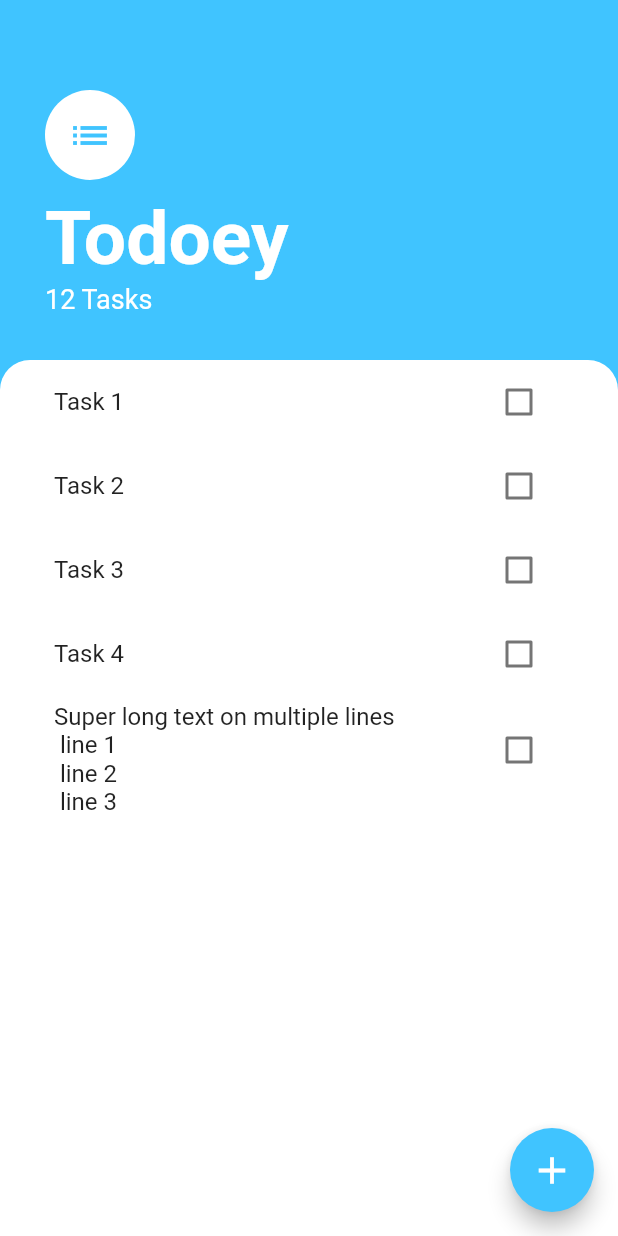
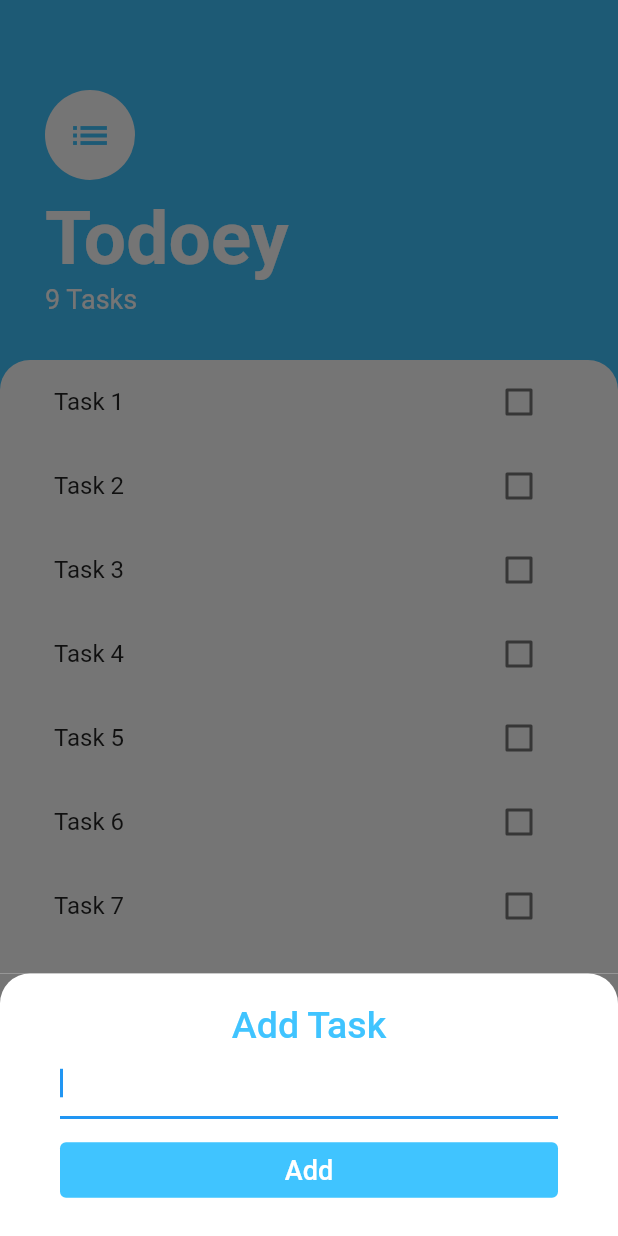
Before and after one commit to Flutter-Refs/todoey, a Flutter app: the screen it shows after launch, after a tap on the "add" icon, on a phone screen of 412 x 824 dp. Run offline on Flutter 3.47's test engine with Material 2 defaults, Android fonts, the phone set to English and light mode, and no system bars.

```diff
--- a/lib/components/task_widget.dart
+++ b/lib/components/task_widget.dart
@@ -5,10 +5,12 @@ import 'package:todoey/models/tasks.dart';
 
 class TaskWidget extends StatefulWidget {
   Task task;
+  Function completeCallback;
 
   TaskWidget({
     super.key,
     required this.task,
+    required this.completeCallback,
   });
 
   @override
@@ -34,6 +36,9 @@ class _TaskWidgetState extends State<TaskWidget> {
           setState(() {
             widget.task.completed = value as bool;
           });
+          if (widget.task.completed) {
+            widget.completeCallback.call();
+          }
         },
         value: widget.task.completed,
       ),
--- /dev/null
+++ b/lib/screens/add_task_screen.dart
@@ -0,0 +1,72 @@
+// ignore_for_file: prefer_const_constructors, must_be_immutable
+
+import 'package:flutter/material.dart';
+import 'package:todoey/models/tasks.dart';
+
+class AddTaskScreen extends StatelessWidget {
+  final Function addTaskCallback;
+
+  AddTaskScreen({super.key, required this.addTaskCallback});
+
+  Task newTask = Task(text: '');
+
+  @override
+  Widget build(BuildContext context) {
+    return Container(
+      color: const Color(0xFF757575),
+      child: Container(
+        decoration: const BoxDecoration(
+          color: Colors.white,
+          borderRadius: BorderRadius.only(
+            topLeft: Radius.circular(20),
+            topRight: Radius.circular(20),
+          ),
+        ),
+        child: Padding(
+          padding: const EdgeInsets.symmetric(horizontal: 40, vertical: 20),
+          child: Column(
+            crossAxisAlignment: CrossAxisAlignment.stretch,
+            children: <Widget>[
+              // Add task label
+              Text(
+                'Add Task',
+                textAlign: TextAlign.center,
+                style: TextStyle(
+                  color: Colors.lightBlueAccent,
+                  fontSize: 25,
+                  fontWeight: FontWeight.w500,
+                ),
+              ),
+
+              // Task text field
+              TextField(
+                autofocus: true,
+                onChanged: (value) {
+                  newTask.text = value;
+                },
+              ),
+              SizedBox(
+                height: 10,
+              ),
+
+              // Add task button
+              TextButton(
+                style: ButtonStyle(
+                  backgroundColor: MaterialStatePropertyAll<Color>(Colors.lightBlueAccent),
+                ),
+                onPressed: () {
+                  Navigator.pop(context);
+                  addTaskCallback.call(newTask);
+                },
+                child: Text(
+                  'Add',
+                  style: TextStyle(color: Colors.white, fontSize: 18),
+                ),
+              ),
+            ],
+          ),
+        ),
+      ),
+    );
+  }
+}
--- a/lib/screens/tasks_screen.dart
+++ b/lib/screens/tasks_screen.dart
@@ -2,6 +2,8 @@
 
 import 'package:flutter/material.dart';
 import 'package:todoey/components/task_widget.dart';
+import 'package:todoey/models/tasks.dart';
+import 'package:todoey/screens/add_task_screen.dart';
 import 'package:todoey/services/task_service/a_task_service.dart';
 import 'package:todoey/services/task_service/task_service.dart';
 
@@ -14,14 +16,44 @@ class TasksScreen extends StatefulWidget {
 
 class _TasksScreenState extends State<TasksScreen> {
   ATaskService taskService = TaskService();
+  late List<TaskWidget> _tasksWidgets;
+
+  @override
+  void initState() {
+    super.initState();
+    _tasksWidgets = getTasks();
+  }
 
   @override
   Widget build(BuildContext context) {
     return Scaffold(
       backgroundColor: Colors.lightBlueAccent,
+      // add new task btn
       floatingActionButton: FloatingActionButton(
         backgroundColor: Colors.lightBlueAccent,
-        onPressed: () {},
+        onPressed: () {
+          showModalBottomSheet(
+            context: context,
+            isScrollControlled: true,
+            builder: (context) => SingleChildScrollView(
+              padding: EdgeInsets.only(
+                bottom: MediaQuery.of(context).viewInsets.bottom,
+              ),
+              child: AddTaskScreen(addTaskCallback: (Task task) {
+                setState(() {
+                  _tasksWidgets.add(
+                    TaskWidget(
+                      task: task,
+                      completeCallback: (Task task) {
+                        taskService.complete(task);
+                      },
+                    ),
+                  );
+                });
+              }),
+            ),
+          );
+        },
         child: Icon(
           Icons.add,
           size: 30,
@@ -63,7 +95,7 @@ class _TasksScreenState extends State<TasksScreen> {
 
                   // Tasks count
                   Text(
-                    '12 Tasks',
+                    '${taskService.fetchAll().length} Tasks',
                     style: TextStyle(
                       color: Colors.white,
                       fontSize: 18,
@@ -85,8 +117,18 @@ class _TasksScreenState extends State<TasksScreen> {
                     topRight: Radius.circular(20),
                   ),
                 ),
-                child: ListView(
-                  children: getTasks(),
+                // List view builder
+                child: ListView.builder(
+                  itemBuilder: (context, index) {
+                    var tasks = taskService.fetchAll();
+                    return TaskWidget(
+                      task: tasks[index],
+                      completeCallback: () {
+                        taskService.complete(tasks[index]);
+                      },
+                    );
+                  },
+                  itemCount: taskService.fetchAll().length,
                 )),
           ),
         ],
@@ -97,7 +139,14 @@ class _TasksScreenState extends State<TasksScreen> {
   List<TaskWidget> getTasks() {
     var tasks = <TaskWidget>[];
     for (var task in taskService.fetchAll()) {
-      tasks.add(TaskWidget(task: task));
+      tasks.add(
+        TaskWidget(
+          task: task,
+          completeCallback: (Task task) {
+            taskService.complete(task);
+          },
+        ),
+      );
     }
     return tasks;
   }
--- a/lib/services/task_service/task_service.dart
+++ b/lib/services/task_service/task_service.dart
@@ -9,6 +9,10 @@ class TaskService extends ATaskService {
     Task(text: 'Task 2'),
     Task(text: 'Task 3'),
     Task(text: 'Task 4'),
+    Task(text: 'Task 5'),
+    Task(text: 'Task 6'),
+    Task(text: 'Task 7'),
+    Task(text: 'Task 8'),
     Task(text: 'Super long text on multiple lines\n\rline 1\n\rline 2\n\rline 3'),
   ];
 
```
Also changed, not shown: 1 other file.
